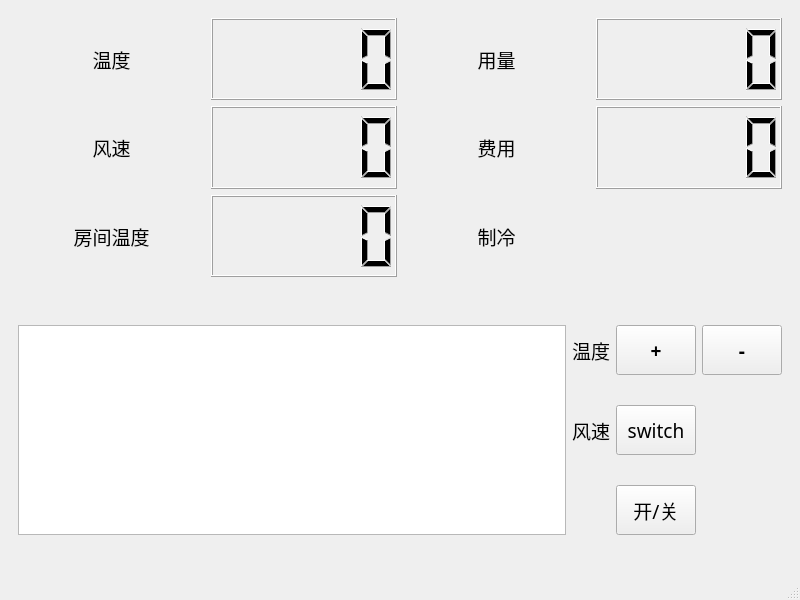
Old version of the form Slave/slavecontrolwindow.ui in the repository L-Jay1999/DistributedTemperatureControlSystem.
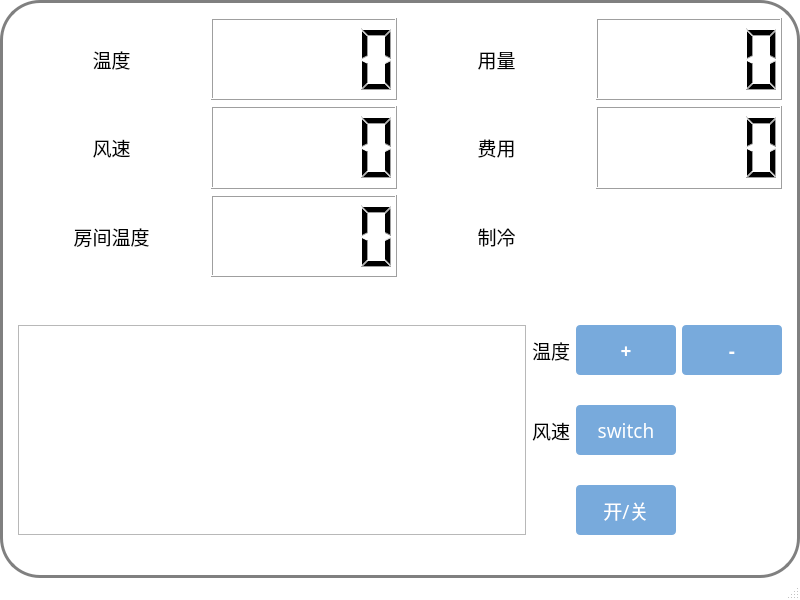
New version of the form.

What changed in the file:
```diff
--- a/Slave/slavecontrolwindow.ui
+++ b/Slave/slavecontrolwindow.ui
@@ -13,6 +13,46 @@
   <property name="windowTitle">
    <string>MainWindow</string>
   </property>
+  <property name="styleSheet">
+   <string notr="true">#centralwidget{
+border: 3px solid gray;
+border-radius: 40px;
+background: white;
+}
+#SlaveControlWindow{
+background:white
+}
+QLineEdit {
+        border-radius: 4px;
+        height: 25px;
+        border: 1px solid rgb(111, 156, 207);
+        background: white;
+}
+QLineEdit:enabled {
+        color: rgb(84, 84, 84);
+}
+QLineEdit:enabled:hover, QLineEdit:enabled:focus {
+        color: rgb(51, 51, 51);
+}
+QLineEdit:!enabled {
+        color: rgb(80, 80, 80);
+}
+
+QPushButton{
+        border-radius: 4px;
+        border: none;
+        width: 100px;
+        height: 25px;
+}
+QPushButton:enabled {
+        background: rgb(120, 170, 220);
+        color: white;
+}
+QPushButton:hover {
+	background: rgb(0, 78, 161);
+}
+</string>
+  </property>
   <widget class="QWidget" name="centralwidget">
    <layout class="QVBoxLayout" name="verticalLayout">
     <item>
```
